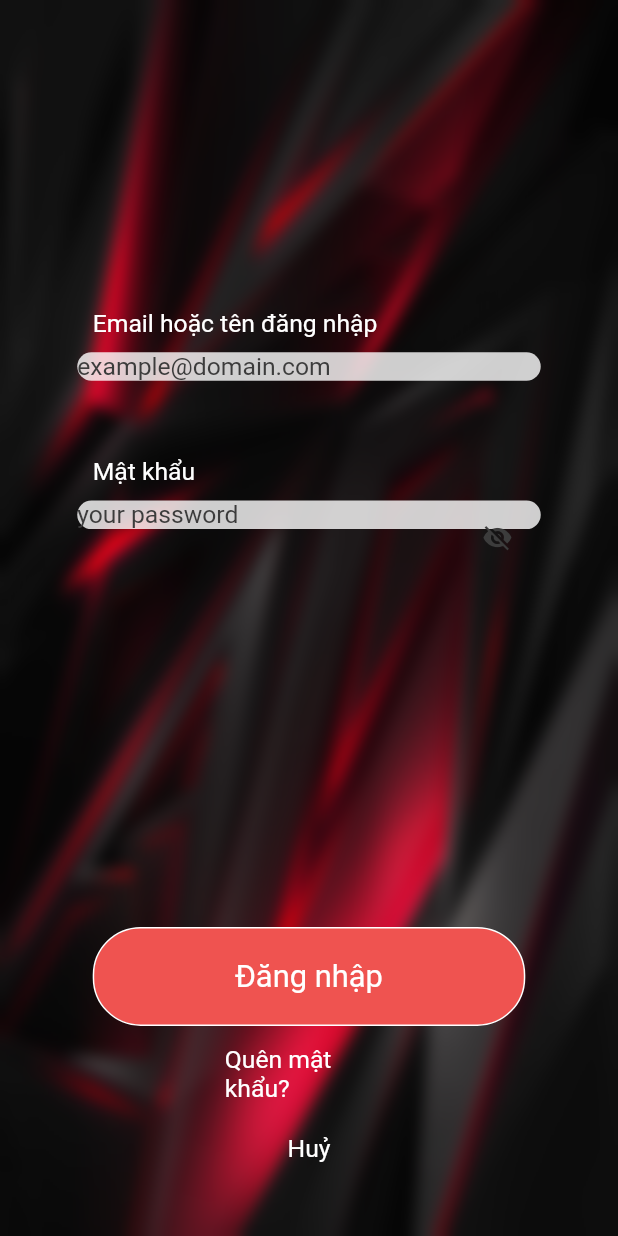
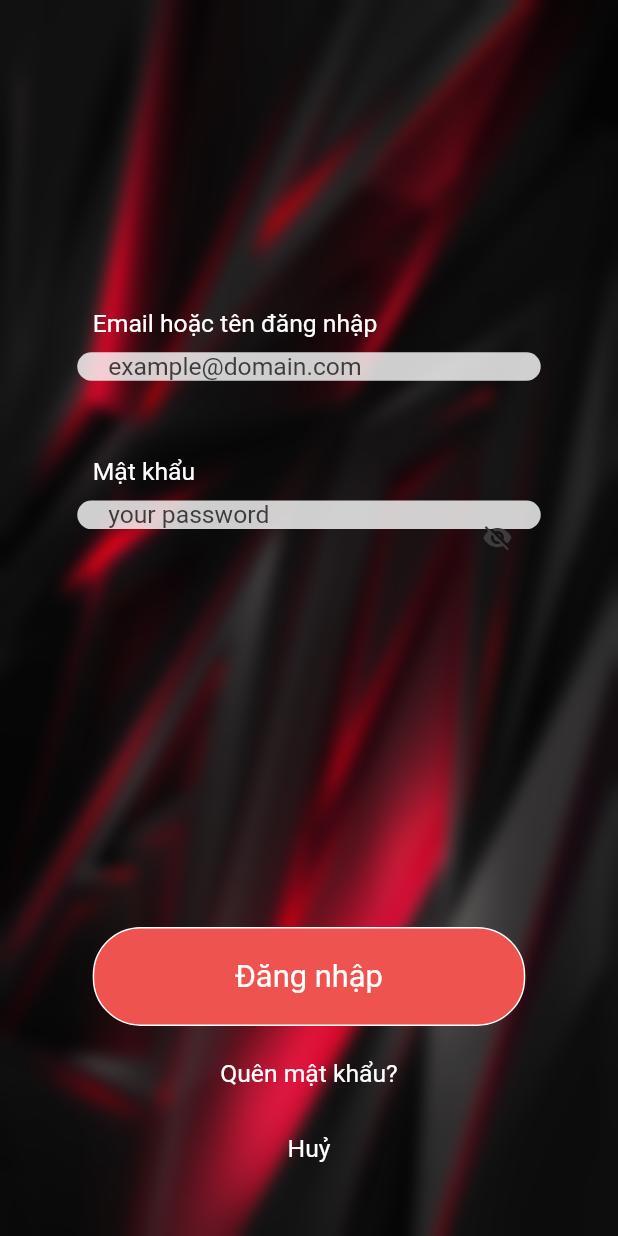
Before and after one commit to chuhuy/movieapp, a Flutter app: the screen it shows after launch, after a tap on "Đăng nhập", on a phone screen of 412 x 824 dp. Run offline on Flutter 3.47's test engine with Material 2 defaults, Android fonts, the phone set to English and light mode, and no system bars; our stand-ins replace chewie, video_player; network calls fail.

Commit message:
LogIn Update

```diff
--- a/lib/View/LogInScreen.dart
+++ b/lib/View/LogInScreen.dart
@@ -1,6 +1,7 @@
 import 'dart:ui';
 
 import 'package:flutter/material.dart';
+import 'package:movieapp/View/HomeScreen.dart';
 
 class LogInScreen extends StatefulWidget{
   LogInScreen({Key key}) : super(key: key);
@@ -70,7 +71,13 @@ class _LogInScreenState extends State<LogInScreen>{
                         const Radius.circular(12.0)
                       )
                     ),
+                    child: new Container(
+                      margin: EdgeInsets.only(
+                        left: scrWidth * .05,
+                        right: scrWidth * .05,
+                      ),
                       child: new TextField(
+                        keyboardType: TextInputType.emailAddress,
                         enabled: logInFormVisible,
                         decoration: new InputDecoration.collapsed(
                           hintText: "example@domain.com",
@@ -86,6 +93,7 @@ class _LogInScreenState extends State<LogInScreen>{
                           fontSize: scrWidth * .04
                         ),
                       ),
+                    )
                   ),
                 ),
                 ),
@@ -104,7 +112,13 @@ class _LogInScreenState extends State<LogInScreen>{
                         const Radius.circular(12.0)
                       )
                     ),
+                    child: new Container(
+                      margin: EdgeInsets.only(
+                        left: scrWidth * .05,
+                        right: scrWidth * .05,
+                      ),
                       child: new TextField(
+                        //keyboardType: TextInputType.visiblePassword,
                         enabled: logInFormVisible,
                         obscureText: !isPasswordVisible,
                         decoration: new InputDecoration.collapsed(
@@ -121,6 +135,7 @@ class _LogInScreenState extends State<LogInScreen>{
                           fontSize: scrWidth * .04
                         ),
                       ),
+                    )
                   ),
                 ),
                 ),
@@ -191,6 +206,7 @@ class _LogInScreenState extends State<LogInScreen>{
                   duration: Duration(milliseconds: 1000),
                   child: new AnimatedOpacity(
                     child: new Container(
+                      height: scrHeight * .2,
                       alignment: Alignment.center,
                       child: Image(image: AssetImage(
                         'lib/Model/Assets/name.png'
@@ -244,7 +260,10 @@ class _LogInScreenState extends State<LogInScreen>{
                               logInFormVisible = true;
                             }
                             else{
-
+                              Navigator.pushReplacementNamed(
+                                context,
+                                "/homeScreen",
+                              );
                             }
                           });
                         },
@@ -293,7 +312,7 @@ class _LogInScreenState extends State<LogInScreen>{
                   duration: Duration(milliseconds: 200),
                   child: new Container(
                     //height: scrHeight * .06,
-                    width: scrWidth * .35,
+                    width: scrWidth * .45,
                     child: new FlatButton(
                       child: Center(
                         child: new Text("Quên mật khẩu?", style: TextStyle(color: Colors.white, fontSize: scrWidth * .04, fontWeight: FontWeight.w400),)
--- a/lib/main.dart
+++ b/lib/main.dart
@@ -11,11 +11,14 @@ class MyApp extends StatelessWidget {
   Widget build(BuildContext context) {
     return MaterialApp(
       debugShowCheckedModeBanner: false,
-      title: 'Flutter Demo',
+      title: 'Xmovies',
       theme: ThemeData(
         primarySwatch: Colors.grey,
       ),
       home: LogInScreen(),
+      routes: {
+        "/homeScreen": (_) => new HomeScreen(),
+      },
     );
   }
 }
```
Also changed, not shown: lib/Model/Assets/avatar.png (added), lib/Model/Assets/name.png (added), 1 other file. Lines whose indentation alone changed are shown as unchanged.
